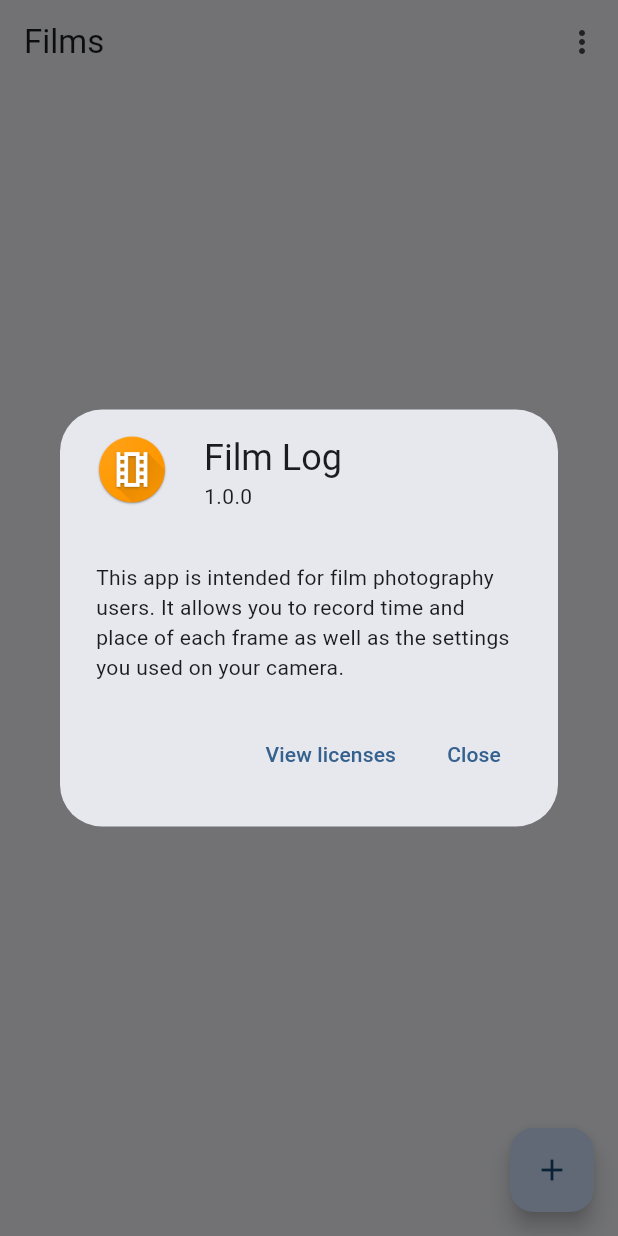
After one commit to timotto/film-log, a Flutter app: the screen it shows after launch, after a tap on the "more vert" icon, after a tap on "About this app", on a phone screen of 412 x 824 dp. The commit adds this screen. Run offline on Flutter 3.47's test engine with Material 3 defaults, Android fonts, the phone set to English and light mode, and no system bars; our stand-ins replace file_picker, image_picker, location, plugin_platform_interface, share_plus, shared_preferences; missing offline and left inert: flutter_wear_os_connectivity, wear_plus; statements that could not run were skipped.

Commit message:
💡 about app dialog

```diff
--- /dev/null
+++ b/app/lib/widgets/about_app_dialog.dart
@@ -0,0 +1,17 @@
+import 'package:film_log/widgets/app_icon.dart';
+import 'package:flutter/material.dart';
+
+class AboutAppDialog extends StatelessWidget {
+  const AboutAppDialog({super.key});
+
+  @override
+  Widget build(BuildContext context) => const AboutDialog(
+        applicationName: 'Film Log',
+        applicationIcon: AppIcon(size: 48),
+        applicationVersion: '1.0.0',
+        children: [
+          Text(
+              'This app is intended for film photography users. It allows you to record time and place of each frame as well as the settings you used on your camera.'),
+        ],
+      );
+}
--- /dev/null
+++ b/app/lib/widgets/app_icon.dart
@@ -0,0 +1,22 @@
+import 'package:flutter/material.dart';
+
+class AppIcon extends StatelessWidget {
+  const AppIcon({
+    super.key,
+    this.size,
+  });
+
+  final double? size;
+
+  @override
+  Widget build(BuildContext context) {
+    final IconThemeData iconTheme = IconTheme.of(context);
+    final double? iconSize = size ?? iconTheme.size;
+
+    return SizedBox(
+      width: iconSize,
+      height: iconSize,
+      child: Image.asset("assets/icon.png"),
+    );
+  }
+}
--- a/app/lib/widgets/app_menu.dart
+++ b/app/lib/widgets/app_menu.dart
@@ -1,5 +1,6 @@
 import 'package:film_log/pages/gear/gear_management_page/gear_management_page.dart';
 import 'package:film_log/service/repos.dart';
+import 'package:film_log/widgets/about_app_dialog.dart';
 import 'package:flutter/material.dart';
 
 class AppMenu extends StatelessWidget {
@@ -29,6 +30,13 @@ class AppMenu extends StatelessWidget {
     ));
   }
 
+  Future<void> _aboutApp(BuildContext context) async {
+    await showDialog(
+      context: context,
+      builder: (_) => const AboutAppDialog(),
+    );
+  }
+
   @override
   Widget build(BuildContext context) => MenuAnchor(
         controller: _controller,
@@ -39,6 +47,11 @@ class AppMenu extends StatelessWidget {
             leadingIcon: const Icon(Icons.camera_alt),
             child: const Text('Manage gear'),
           ),
+          MenuItemButton(
+            onPressed: () => _aboutApp(context),
+            leadingIcon: const Icon(Icons.info),
+            child: const Text('About this app'),
+          ),
         ],
         child: IconButton(
           onPressed: _toggleMenu,
--- a/app/pubspec.yaml
+++ b/app/pubspec.yaml
@@ -73,6 +73,9 @@ flutter:
   # the material Icons class.
   uses-material-design: true
 
+  assets:
+  - assets/icon.png
+
   # To add assets to your application, add an assets section, like this:
   # assets:
   #   - images/a_dot_burr.jpeg
```
Also changed, not shown: app/assets/icon.png (added).
